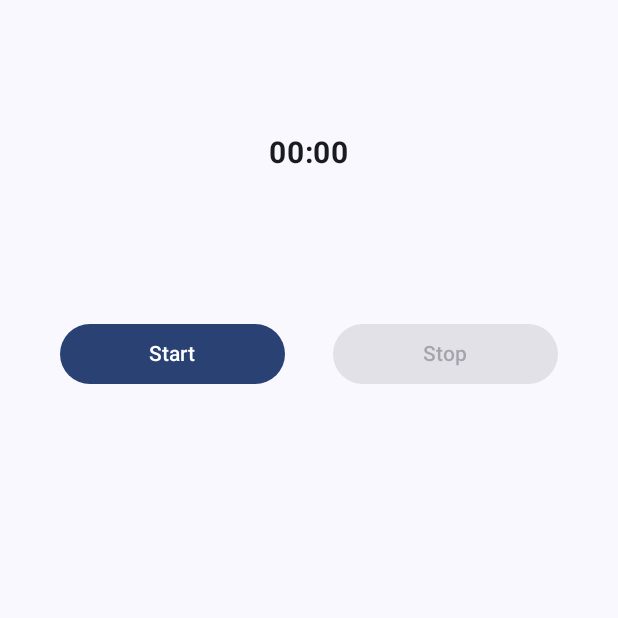
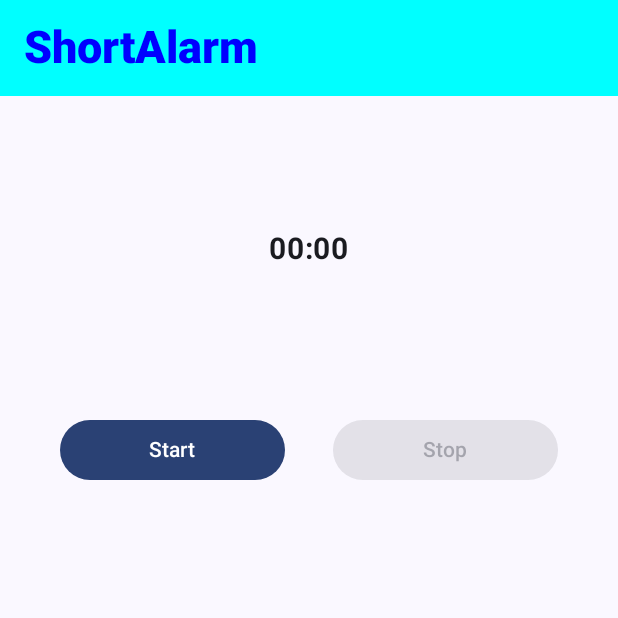
Before and after one commit to sharmagn/ShortAlarm, an Android app built with Jetpack Compose: the screen it shows after launch (MainActivity), on a phone screen of 412 x 824 dp, the top half of it. Run offline under Robolectric (Android 15) with nearby library versions, the phone set to English and light mode, and no system bars.

Commit message:
Added top bar

```diff
--- a/app/src/main/java/com/example/shortalarm/MainActivity.kt
+++ b/app/src/main/java/com/example/shortalarm/MainActivity.kt
@@ -35,12 +35,17 @@ import androidx.compose.foundation.layout.height
 import androidx.compose.foundation.layout.padding
 import androidx.compose.foundation.layout.width
 import androidx.compose.foundation.layout.wrapContentWidth
+import androidx.compose.material3.ExperimentalMaterial3Api
+import androidx.compose.material3.Scaffold
 import androidx.compose.material3.TopAppBar
+import androidx.compose.material3.TopAppBarDefaults
 import androidx.compose.runtime.MutableState
 import androidx.compose.runtime.setValue
 import androidx.compose.runtime.getValue
 import androidx.compose.runtime.mutableStateOf
 import androidx.compose.runtime.remember
+import androidx.compose.ui.graphics.Color
+import androidx.compose.ui.text.font.FontStyle
 import androidx.compose.ui.text.font.FontWeight
 import androidx.compose.ui.unit.dp
 import androidx.compose.ui.unit.sp
@@ -65,12 +70,18 @@ class MainActivity : ComponentActivity() {
     }
 }
 
+@OptIn(ExperimentalMaterial3Api::class)
 @Composable
 fun ShortAlarmScreen() {
+    Scaffold(
+        topBar = {
+                 ShowTopBar()
+        },
+        content = {padding ->
             var playEnabled = remember { mutableStateOf(true) }
             var stopEnabled = remember { mutableStateOf(false) }
             var remainingTime = remember { mutableStateOf("00:00") }
-    Column(modifier = Modifier.fillMaxHeight()) {
+            Column(modifier = Modifier.fillMaxHeight().padding(padding)) {
                 ShowText(remainingTime)
                 Spacer(modifier = Modifier.height(40.dp))
                 Row(horizontalArrangement = Arrangement.SpaceEvenly,
@@ -80,15 +91,25 @@ fun ShortAlarmScreen() {
                 }
             }
         }
+    )
+}
 
-/*@Composable
+@OptIn(ExperimentalMaterial3Api::class)
+@Composable
 fun ShowTopBar() {
     TopAppBar(
         title = {
-            Text(text = stringResource(R.string.app_name))
+            Text(text = stringResource(R.string.app_name),
+            fontStyle = FontStyle.Normal,
+            fontWeight = FontWeight.ExtraBold,
+            fontSize = 30.sp)
         },
+        colors = TopAppBarDefaults.smallTopAppBarColors(
+            containerColor = Color.Cyan,
+            titleContentColor = Color.Blue
         )
-}*/
+    )
+}
 
 @Composable
 fun ShowText(timeRemaining: MutableState<String>) {
```
Lines whose indentation alone changed are shown as unchanged.
